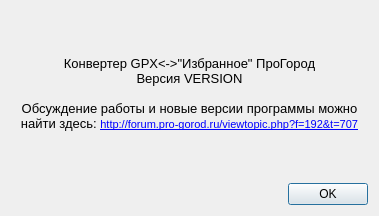
aunoor/pgfconverter, file ui/aboutdialog.ui: the form before one commit.
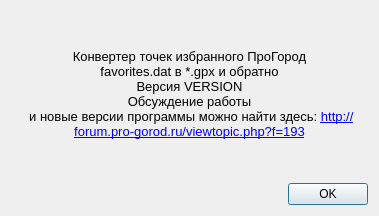
The form after the commit. Icons and pictures are not drawn.

Commit message: about text changed

The edit to the form file:
```diff
--- a/ui/aboutdialog.ui
+++ b/ui/aboutdialog.ui
@@ -36,10 +36,12 @@
 &lt;html&gt;&lt;head&gt;&lt;meta name=&quot;qrichtext&quot; content=&quot;1&quot; /&gt;&lt;style type=&quot;text/css&quot;&gt;
 p, li { white-space: pre-wrap; }
 &lt;/style&gt;&lt;/head&gt;&lt;body style=&quot; font-family:'MS Shell Dlg 2'; font-size:8.25pt; font-weight:400; font-style:normal;&quot;&gt;
-&lt;p align=&quot;center&quot; style=&quot; margin-top:0px; margin-bottom:0px; margin-left:0px; margin-right:0px; -qt-block-indent:0; text-indent:0px;&quot;&gt;&lt;span style=&quot; font-family:'Sans'; font-size:10pt;&quot;&gt;Конвертер GPX&amp;lt;-&amp;gt;&quot;Избранное&quot; ПроГород&lt;/span&gt;&lt;/p&gt;
+&lt;p align=&quot;center&quot; style=&quot; margin-top:0px; margin-bottom:0px; margin-left:0px; margin-right:0px; -qt-block-indent:0; text-indent:0px;&quot;&gt;&lt;span style=&quot; font-family:'Sans'; font-size:10pt;&quot;&gt;Конвертер точек избранного ПроГород&lt;/span&gt;&lt;/p&gt;
+&lt;p align=&quot;center&quot; style=&quot; margin-top:0px; margin-bottom:0px; margin-left:0px; margin-right:0px; -qt-block-indent:0; text-indent:0px;&quot;&gt;&lt;span style=&quot; font-family:'Sans'; font-size:10pt;&quot;&gt;favorites.dat в *.gpx и обратно&lt;/span&gt;&lt;/p&gt;
 &lt;p align=&quot;center&quot; style=&quot; margin-top:0px; margin-bottom:0px; margin-left:0px; margin-right:0px; -qt-block-indent:0; text-indent:0px;&quot;&gt;&lt;span style=&quot; font-family:'Sans'; font-size:10pt;&quot;&gt;Версия VERSION&lt;/span&gt;&lt;/p&gt;
-&lt;p align=&quot;center&quot; style=&quot;-qt-paragraph-type:empty; margin-top:0px; margin-bottom:0px; margin-left:0px; margin-right:0px; -qt-block-indent:0; text-indent:0px; font-family:'Sans'; font-size:10pt;&quot;&gt;&lt;/p&gt;
-&lt;p align=&quot;center&quot; style=&quot; margin-top:0px; margin-bottom:0px; margin-left:0px; margin-right:0px; -qt-block-indent:0; text-indent:0px;&quot;&gt;&lt;span style=&quot; font-family:'Sans'; font-size:10pt;&quot;&gt;Обсуждение работы и новые версии программы можно найти здесь: &lt;/span&gt;&lt;a href=&quot;http://forum.pro-gorod.ru/viewtopic.php?f=192&amp;t=707&quot;&gt;&lt;span style=&quot; text-decoration: underline; color:#0000ff;&quot;&gt;http://forum.pro-gorod.ru/viewtopic.php?f=192&amp;amp;t=707&lt;/span&gt;&lt;/a&gt;&lt;/p&gt;&lt;/body&gt;&lt;/html&gt;</string>
+&lt;p align=&quot;center&quot; style=&quot; margin-top:0px; margin-bottom:0px; margin-left:0px; margin-right:0px; -qt-block-indent:0; text-indent:0px;&quot;&gt;&lt;img src=&quot;:/gui/icons/map_edit.png&quot; /&gt;&lt;/p&gt;
+&lt;p align=&quot;center&quot; style=&quot; margin-top:0px; margin-bottom:0px; margin-left:0px; margin-right:0px; -qt-block-indent:0; text-indent:0px;&quot;&gt;&lt;span style=&quot; font-family:'Sans'; font-size:10pt;&quot;&gt;Обсуждение работы&lt;/span&gt;&lt;/p&gt;
+&lt;p align=&quot;center&quot; style=&quot; margin-top:0px; margin-bottom:0px; margin-left:0px; margin-right:0px; -qt-block-indent:0; text-indent:0px;&quot;&gt;&lt;span style=&quot; font-family:'Sans'; font-size:10pt;&quot;&gt; и новые версии программы можно найти здесь: &lt;/span&gt;&lt;a href=&quot;http://forum.pro-gorod.ru/viewtopic.php?f=192&amp;amp;t=707&quot;&gt;&lt;span style=&quot; font-size:10pt; text-decoration: underline; color:#0000ff;&quot;&gt;http://forum.pro-gorod.ru/viewtopic.php?f=193&lt;/span&gt;&lt;/a&gt;&lt;/p&gt;&lt;/body&gt;&lt;/html&gt;</string>
         </property>
         <property name="wordWrap">
          <bool>true</bool>
```
The commit also changes 1 other file.
